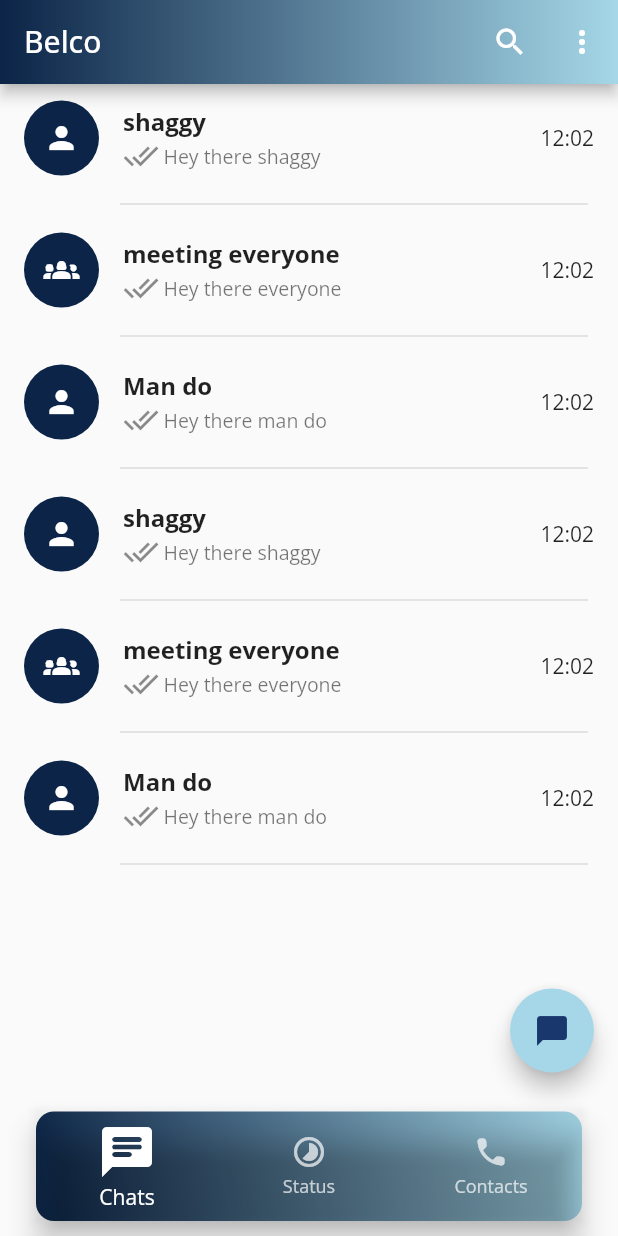
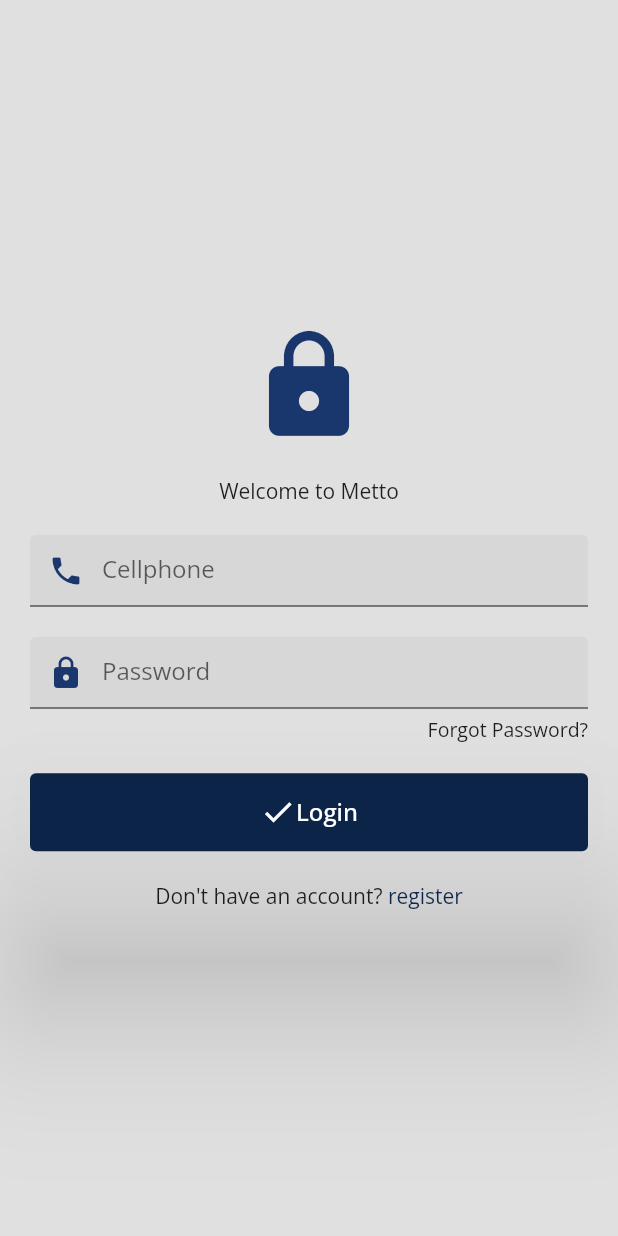
Before and after one commit to shaggybelco/Chatting-app-flutter, a Flutter app: the screen it shows after launch, on a phone screen of 412 x 824 dp. Run offline on Flutter 3.47's test engine with Material 2 defaults, Android fonts, the phone set to English and light mode, and no system bars; our stand-ins replace camera, hive, hive_flutter, socket_io_client, video_player; accounts and stored records are empty.

Commit message:
loggin and cache

```diff
--- /dev/null
+++ b/lib/Constants/constants.dart
@@ -0,0 +1 @@
+const String baseurl = 'http://192.168.255.117:3333/api/';
--- /dev/null
+++ b/lib/Models/login_model.dart
@@ -0,0 +1,41 @@
+import 'package:frontend/Models/user.model.dart';
+
+class LoginModel {
+  String? cellphone;
+  String? password;
+
+  LoginModel({this.cellphone, this.password});
+
+  Map<String, dynamic> toJson() {
+    Map<String, dynamic> map = {
+      "cellphone": cellphone!.trim(),
+      "password": password!.trim()
+    };
+
+    return map;
+  }
+}
+
+class AuthResponseModel {
+  final String? message;
+  final String? error;
+  final String? token;
+  final UserModel? user;
+
+  AuthResponseModel({
+    this.message,
+    this.error,
+    this.token,
+    this.user,
+  });
+
+  factory AuthResponseModel.fromJson(Map<String,dynamic> json) {
+
+    return AuthResponseModel(
+      message: json["message"] ?? "",
+      token: json["token"] ?? "",
+      user: UserModel.fromJson(json["user"]),
+      error: json["error"] ?? "",
+    );
+  }
+}
--- /dev/null
+++ b/lib/Models/register_modal.dart
@@ -0,0 +1,7 @@
+class LoginModel {
+  String name;
+  String cellphone;
+  String password;
+
+  LoginModel({required this.cellphone, required this.password, required this.name});
+}
--- /dev/null
+++ b/lib/Models/user.adapter.dart
@@ -0,0 +1,21 @@
+import 'package:hive/hive.dart';
+part 'user.adapter.g.dart';
+
+@HiveType(typeId: 1)
+class UserDataAdapter {
+  @HiveField(0)
+  String? name;
+  @HiveField(1)
+  String? cellphone;
+  @HiveField(3)
+  String? avatar;
+  @HiveField(4)
+  bool? isAvatar;
+
+  UserDataAdapter({
+    this.name,
+    this.cellphone,
+    this.avatar,
+    this.isAvatar,
+  });
+}
--- a/lib/Pages/camera_page.dart
+++ b/lib/Pages/camera_page.dart
@@ -4,8 +4,6 @@ import 'package:camera/camera.dart';
 import 'package:flutter/material.dart';
 import 'package:frontend/Pages/camera_view.dart';
 import 'package:frontend/Pages/video_view.dart';
-import 'package:path/path.dart';
-import 'package:path_provider/path_provider.dart';
 
 List<CameraDescription> cameras = [];
 
@@ -143,6 +141,7 @@ class _CameraPageState extends State<CameraPage> {
                           setState(() {
                             isRecording = false;
                           });
+                          // ignore: use_build_context_synchronously
                           Navigator.push(
                             context,
                             MaterialPageRoute(
--- a/lib/Pages/camera_view.dart
+++ b/lib/Pages/camera_view.dart
@@ -3,9 +3,9 @@ import 'dart:io';
 import 'package:flutter/material.dart';
 
 class CameraView extends StatelessWidget {
-  const CameraView({Key? key, this.path}) : super(key: key);
+  const CameraView({Key? key, required this.path}) : super(key: key);
 
-  final path;
+  final String path;
 
   @override
   Widget build(BuildContext context) {
@@ -58,7 +58,7 @@ class CameraView extends StatelessWidget {
               width: MediaQuery.of(context).size.width,
               height: MediaQuery.of(context).size.height - 160,
               child: Image.file(
-                File(path!),
+                File(path),
                 fit: BoxFit.cover,
               ),
             ),
--- a/lib/Pages/video_view.dart
+++ b/lib/Pages/video_view.dart
@@ -6,10 +6,10 @@ import 'package:video_player/video_player.dart';
 class VideoViewPage extends StatefulWidget {
   const VideoViewPage({
     Key? key,
-    this.path
+    required this.path
   }) : super(key: key);
 
-  final path;
+  final String path;
 
   @override
   _VideoViewPageState createState() => _VideoViewPageState();
--- a/lib/Screens/home_screen.dart
+++ b/lib/Screens/home_screen.dart
@@ -34,6 +34,7 @@ class _HomeScreenState extends State<HomeScreen> {
             ),
           ),
         ),
+        automaticallyImplyLeading: false,
         title: const Text("Belco"),
         actions: [
           const IconButton(
@@ -58,6 +59,10 @@ class _HomeScreenState extends State<HomeScreen> {
                 const PopupMenuItem(
                   value: "Settings",
                   child: Text("Settings"),
+                ),
+                const PopupMenuItem(
+                  value: "Logout",
+                  child: Text("Logout"),
                 ),
               ];
             },
--- /dev/null
+++ b/lib/Screens/login_screen.dart
@@ -0,0 +1,247 @@
+import 'package:flutter/material.dart';
+import 'package:flutter/services.dart';
+import 'package:frontend/Models/login_model.dart';
+import 'package:frontend/Models/user.adapter.dart';
+import 'package:frontend/Screens/home_screen.dart';
+import 'package:frontend/Screens/register_screen.dart';
+import 'package:frontend/Services/auth.hive.dart';
+import 'package:frontend/Services/auth.services.dart';
+
+class LoginScreen extends StatefulWidget {
+  const LoginScreen({super.key});
+
+  @override
+  State<LoginScreen> createState() => _LoginScreenState();
+}
+
+class _LoginScreenState extends State<LoginScreen> {
+  final _formKey = GlobalKey<FormState>();
+  TextEditingController cellphoneController = TextEditingController();
+  TextEditingController passwordController = TextEditingController();
+
+  final APIClient _apiClient = APIClient();
+
+  late LoginModel loginModel;
+  late UserDataAdapter userModel;
+
+  @override
+  void dispose() {
+    cellphoneController.dispose();
+    passwordController.dispose();
+    super.dispose();
+  }
+
+  @override
+  void initState() {
+    super.initState();
+    loginModel = LoginModel();
+    userModel = UserDataAdapter();
+  }
+
+  Future<void> _handleLogin(String cellphone, String password) async {
+    loginModel.cellphone = cellphone;
+    loginModel.password = password;
+
+    _apiClient.login(loginModel).then(
+          (value) => {
+            // ignore: unnecessary_null_comparison
+            if (value != null)
+              {
+                // setState(() {
+                //   isApiCallProcessing = false;
+                // }),
+                userModel.avatar = value.user?.avatar,
+                userModel.isAvatar = value.user?.isAvatar,
+                userModel.name = value.user?.name,
+                userModel.cellphone = value.user?.cellphone,
+                if (value.message!.isNotEmpty)
+                  {
+                    ScaffoldMessenger.of(context).showSnackBar(
+                      SnackBar(
+                        content: Text(value.message!),
+                      ),
+                    ),
+                    AuthHiveClient().authHiveStoreToken(value.token.toString()),
+                    AuthHiveClient().storeUserData(userModel),
+                    Navigator.push(
+                      context,
+                      MaterialPageRoute(
+                        builder: (context) => const HomeScreen(),
+                      ),
+                    ),
+                  }
+                else
+                  {
+                    ScaffoldMessenger.of(context).showSnackBar(
+                      SnackBar(
+                        content: Text(value.error!),
+                      ),
+                    ),
+                  }
+              },
+          },
+        );
+  }
+
+  @override
+  Widget build(BuildContext context) {
+    return Scaffold(
+      body: Container(
+        height: MediaQuery.of(context).size.height,
+        width: MediaQuery.of(context).size.width,
+        decoration: BoxDecoration(
+          color: Colors.grey[300],
+        ),
+        child: SafeArea(
+          child: Padding(
+            padding: const EdgeInsets.all(20),
+            child: Form(
+              key: _formKey,
+              child: Column(
+                mainAxisAlignment: MainAxisAlignment.center,
+                children: [
+                  const Icon(
+                    Icons.lock,
+                    size: 80,
+                    color: Color.fromARGB(255, 25, 55, 109),
+                  ),
+                  const SizedBox(
+                    height: 20,
+                  ),
+                  const Text("Welcome to Metto"),
+                  const SizedBox(
+                    height: 20,
+                  ),
+                  TextFormField(
+                    controller: cellphoneController,
+                    decoration: const InputDecoration(
+                      hintText: "Cellphone",
+                      focusColor: Colors.white,
+                      prefixIcon: Icon(
+                        Icons.phone,
+                        color: Color.fromARGB(255, 25, 55, 109),
+                      ),
+                      filled: true,
+                    ),
+                    inputFormatters: [
+                      FilteringTextInputFormatter.digitsOnly,
+                      LengthLimitingTextInputFormatter(10)
+                    ],
+                    keyboardType: TextInputType.phone,
+                    validator: (value) {
+                      if (value == null || value.isEmpty || value.length < 10) {
+                        return 'Please enter your cellphone number';
+                      }
+                      return null;
+                    },
+                  ),
+                  const SizedBox(
+                    height: 20,
+                  ),
+                  TextFormField(
+                    controller: passwordController,
+                    decoration: const InputDecoration(
+                      hintText: "Password",
+                      focusColor: Colors.white,
+                      prefixIcon: Icon(
+                        Icons.lock,
+                        color: Color.fromARGB(255, 25, 55, 109),
+                      ),
+                      filled: true,
+                    ),
+                    obscureText: true,
+                    keyboardType: TextInputType.visiblePassword,
+                    validator: (value) {
+                      if (value == null || value.isEmpty) {
+                        return 'Please enter your password';
+                      }
+                      return null;
+                    },
+                  ),
+                  const SizedBox(
+                    height: 5,
+                  ),
+                  Row(
+                    mainAxisAlignment: MainAxisAlignment.end,
+                    children: const [
+                      Text(
+                        "Forgot Password?",
+                        style: TextStyle(
+                          fontSize: 13,
+                        ),
+                      ),
+                    ],
+                  ),
+                  const SizedBox(
+                    height: 20,
+                  ),
+                  ElevatedButton(
+                    onPressed: () {
+                      if (_formKey.currentState!.validate()) {
+                        // Navigate the user to the Home page
+                        _handleLogin(
+                            cellphoneController.text, passwordController.text);
+                      } else {
+                        ScaffoldMessenger.of(context).showSnackBar(
+                          const SnackBar(content: Text('Please fill input')),
+                        );
+                      }
+                    },
+                    style: ElevatedButton.styleFrom(
+                      backgroundColor: const Color.fromARGB(255, 11, 36, 71),
+                      elevation: 50.0,
+                    ),
+                    child: Padding(
+                      padding: const EdgeInsets.all(14),
+                      child: Row(
+                        mainAxisAlignment: MainAxisAlignment.center,
+                        children: const [
+                          Icon(
+                            Icons.done,
+                            color: Colors.white,
+                          ),
+                          Text(
+                            "Login",
+                            style: TextStyle(
+                              color: Colors.white,
+                              fontSize: 16,
+                            ),
+                          ),
+                        ],
+                      ),
+                    ),
+                  ),
+                  const SizedBox(
+                    height: 20,
+                  ),
+                  Row(
+                    mainAxisAlignment: MainAxisAlignment.center,
+                    children: [
+                      const Text("Don't have an account?"),
+                      InkWell(
+                        onTap: () {
+                          Navigator.push(
+                            context,
+                            MaterialPageRoute(
+                              builder: (context) => const RegisterScreen(),
+                            ),
+                          );
+                        },
+                        child: const Text(
+                          " register",
+                          style: TextStyle(
+                            color: Color.fromARGB(255, 11, 36, 71),
+                          ),
+                        ),
+                      ),
+                    ],
+                  ),
+                ],
+              ),
+            ),
+          ),
+        ),
+      ),
+    );
+  }
+}
--- a/lib/Screens/select_contact.dart
+++ b/lib/Screens/select_contact.dart
@@ -60,7 +60,6 @@ class _ContactsState extends State<Contacts> {
           ),
           PopupMenuButton<String>(
             onSelected: (value) {
-              print(value);
             },
             itemBuilder: (BuildContext context) {
               return [
--- /dev/null
+++ b/lib/Services/auth.hive.dart
@@ -0,0 +1,21 @@
+
+import 'package:frontend/Models/user.adapter.dart';
+import 'package:hive/hive.dart';
+
+class AuthHiveClient{
+  final _authBox = Hive.box("authBox");
+  final _userBox = Hive.box("userBox");
+
+  Future getUser(String key) async {
+    return await _userBox.get(key);
+  }
+  Future<void> storeUserData(UserDataAdapter user) async {
+    await _userBox.clear();
+    await _userBox.put("user", user);
+  }
+  Future<void> authHiveStoreToken (String token) async {
+    await _authBox.clear();
+    await _authBox.put("isLoggedIn", true);
+    await _authBox.put("token", token);
+  }
+}
--- a/lib/main.dart
+++ b/lib/main.dart
@@ -1,12 +1,23 @@
 import 'package:camera/camera.dart';
 import 'package:flutter/material.dart';
+import 'package:frontend/Models/user.adapter.dart';
 import 'package:frontend/Screens/home_screen.dart';
+import 'package:frontend/Screens/login_screen.dart';
+import 'package:hive_flutter/adapters.dart';
 
 import 'Pages/camera_page.dart';
 
 Future<void> main() async {
   WidgetsFlutterBinding.ensureInitialized();
 
+// initilize hive
+  await Hive.initFlutter();
+  Hive.registerAdapter(UserDataAdapterAdapter());
+
+  await Hive.openBox("authBox");
+  await Hive.openBox("userBox");
+
+  // initialize cameras
   cameras = await availableCameras();
 
   runApp(const MyApp());
@@ -14,6 +25,24 @@ Future<void> main() async {
 
 class MyApp extends StatelessWidget {
   const MyApp({super.key});
+
+  autoLogin() {
+    // SharedPreferences prefs = await SharedPreferences.getInstance();
+
+    final authBox = Hive.box("authBox");
+    final userBox = Hive.box("userBox");
+
+    // authBox.put("isLoggedIn", false);
+    bool? isLoggedIn = authBox.get("isLoggedIn");
+
+    print(isLoggedIn);
+
+    if (isLoggedIn == true) {
+      return const HomeScreen();
+    } else {
+      return const LoginScreen();
+    }
+  }
 
   // This widget is the root of your application.
   @override
@@ -24,7 +53,7 @@ class MyApp extends StatelessWidget {
         primarySwatch: Colors.blue,
         fontFamily: "OpenSans",
       ),
-      home: const HomeScreen(),
+      home: autoLogin(),
     );
   }
 }
```
Also changed, not shown: lib/Models/user.model.dart (added, +21 -0 lines), lib/Screens/create_group.dart (+8 -1 lines), lib/Screens/individual_chats.dart (+37 -3 lines), lib/Screens/register_screen.dart (added, +150 -0 lines), lib/Services/auth.services.dart (added, +30 -0 lines), pubspec.yaml (+9 -5 lines), lib/Models/user.adapter.g.dart (added), pubspec.lock, 1 other file.
